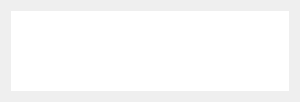
Above: python/soma/workflow/gui/sw_mini.ui from populse/soma-workflow before the change. Below: the same form after it.
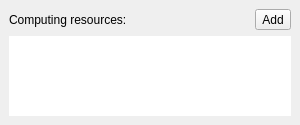
That is the form after the change.

Commit message: Button add resource in mini widget

```diff
--- a/python/soma/workflow/gui/sw_mini.ui
+++ b/python/soma/workflow/gui/sw_mini.ui
@@ -7,7 +7,7 @@
     <x>0</x>
     <y>0</y>
     <width>300</width>
-    <height>98</height>
+    <height>115</height>
    </rect>
   </property>
   <property name="sizePolicy">
@@ -20,6 +20,40 @@
    <string>Form</string>
   </property>
   <layout class="QVBoxLayout" name="verticalLayout">
+   <property name="margin">
+    <number>9</number>
+   </property>
+   <item>
+    <layout class="QHBoxLayout" name="horizontalLayout">
+     <item>
+      <widget class="QLabel" name="label">
+       <property name="text">
+        <string>Computing resources:</string>
+       </property>
+      </widget>
+     </item>
+     <item>
+      <spacer name="horizontalSpacer">
+       <property name="orientation">
+        <enum>Qt::Horizontal</enum>
+       </property>
+       <property name="sizeHint" stdset="0">
+        <size>
+         <width>40</width>
+         <height>20</height>
+        </size>
+       </property>
+      </spacer>
+     </item>
+     <item>
+      <widget class="QToolButton" name="add_resource_tool_button">
+       <property name="text">
+        <string>Add</string>
+       </property>
+      </widget>
+     </item>
+    </layout>
+   </item>
    <item>
     <widget class="QTableWidget" name="table">
      <property name="sizePolicy">
```
The commit also changes 1 other file.
